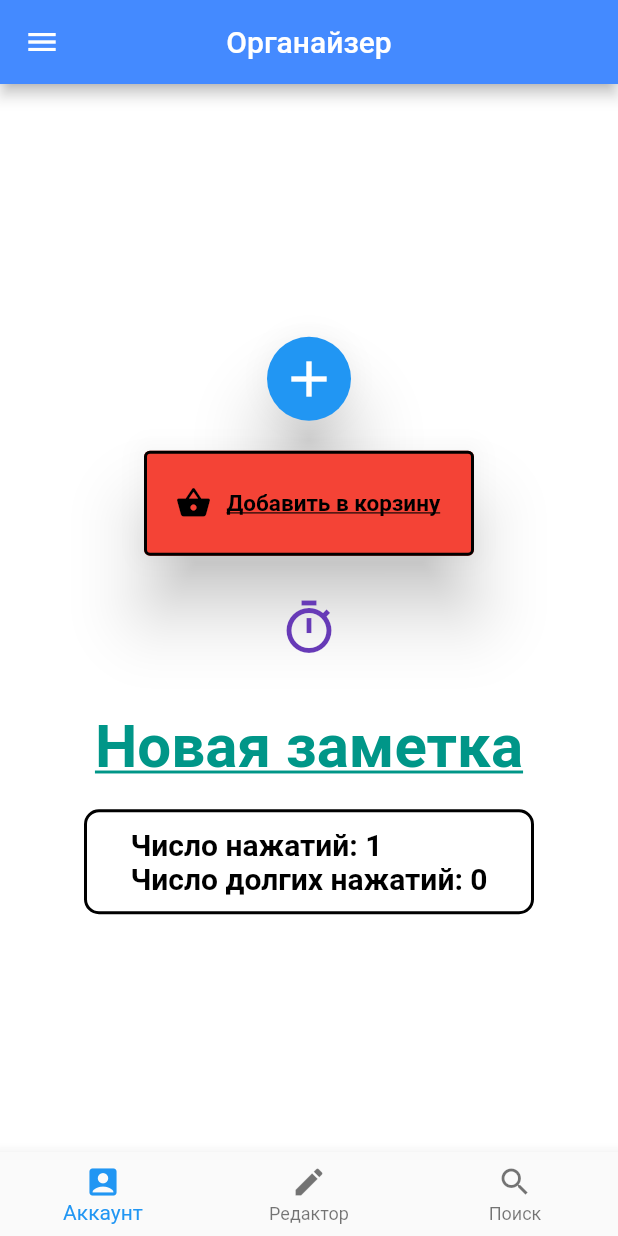
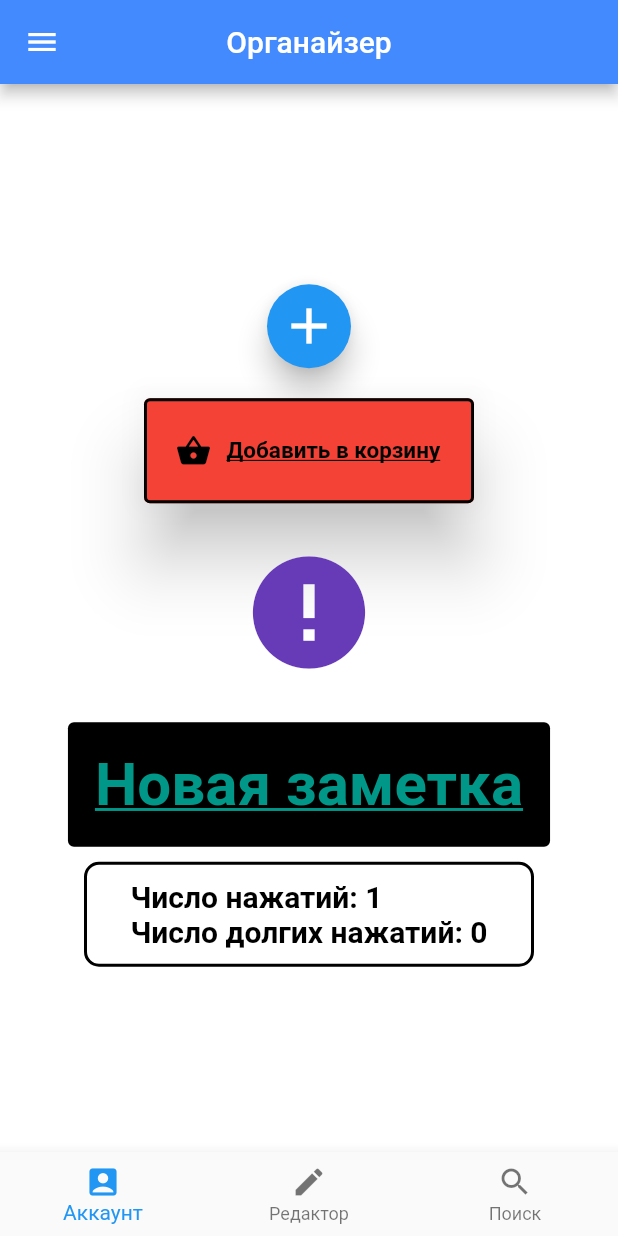
Before and after one commit to kirillnepomiluev/FlutterLessonsStemford, a Flutter app: the screen it shows after launch, after a tap on the "add" icon, on a phone screen of 412 x 824 dp. Run offline on Flutter 3.47's test engine with Material 2 defaults, Android fonts, the phone set to English and light mode, and no system bars.

Commit message:
после урока 28

```diff
--- a/lib/main.dart
+++ b/lib/main.dart
@@ -212,7 +212,7 @@ class _LessonsState extends State<Lessons> {
                   /// дело, так как она входит в одно из полей виджета
                   /// Scaffold(). Рассмотри подробнее её свойства.
 
-                  elevation: 20,
+                  elevation: 8,
 
                   /// Свойство, меняющее уровень подъема кнопки
                   /// над плоскостью экрана.
@@ -227,7 +227,7 @@ class _LessonsState extends State<Lessons> {
                   /// Свойство, отвечающее за
                   /// цвет дочернего элемента кнопки.
 
-                  splashColor: Colors.blueAccent,
+                  splashColor: Colors.redAccent,
 
                   /// Свойство, отвечающее за
                   /// цвет всплеска кнопки при нажатии.
@@ -237,7 +237,7 @@ class _LessonsState extends State<Lessons> {
                       /// Свойство, описывающее
                       /// действие, совершаемое при нажатии кнопки.
 
-                      x = x + 1;
+                      x ++;
                     });
                   },
 
@@ -253,7 +253,7 @@ class _LessonsState extends State<Lessons> {
                 ),
               ),
               Padding(
-                padding: EdgeInsets.all(10),
+                padding: const EdgeInsets.all(10),
                 child: SizedBox(
                   width: 220,
                   height: 70,
@@ -281,7 +281,7 @@ class _LessonsState extends State<Lessons> {
                       });
                     },
 
-                    style: ButtonStyle(
+                    style:  ButtonStyle(
                       /// Свойство, отвечающее за стиль текста.
 
                       side: MaterialStateProperty.all(
@@ -293,7 +293,7 @@ class _LessonsState extends State<Lessons> {
                       elevation: MaterialStateProperty.all(20),
                       backgroundColor: MaterialStateProperty.all(Colors.red),
                       foregroundColor: MaterialStateProperty.all(Colors.black),
-                      overlayColor: MaterialStateProperty.all(Colors.redAccent),
+                      overlayColor: MaterialStateProperty.all(Colors.black12),
 
                       /// Свойство, отвечающее за цвет всплеска кнопки при
                       /// нажатии.
@@ -325,12 +325,12 @@ class _LessonsState extends State<Lessons> {
 
                     /// Третий тип кнопок - IconButton().
 
-                    iconSize: 40,
+                    iconSize: 90,
 
                     /// Свойство, отвечающее за размер иконки.
 
                     color: Colors.deepPurple,
-                    splashRadius: 30,
+                    splashRadius: 90,
                     // Свойство, отвечающее за радиус всплеска,
                     // появляющегося при нажатии на кнопку.
 
@@ -341,7 +341,7 @@ class _LessonsState extends State<Lessons> {
                       });
                     },
                     icon: const Icon(
-                        Icons.timer_outlined) // Свойство, содержащее в себе
+                        Icons.error) // Свойство, содержащее в себе
                     // иконку
                     ),
               ),
@@ -359,9 +359,10 @@ class _LessonsState extends State<Lessons> {
                       y = y + 1;
                     });
                   },
-                  child: const Text("Новая заметка"), // Свойство, содержащее в себе
+                  child: Container( padding: EdgeInsets.all(10),
+                      child: const Text("Новая заметка")), // Свойство, содержащее в себе
                   // текст кнопки
-                  style: ButtonStyle(
+                  style: ButtonStyle(backgroundColor:  MaterialStateProperty.all(Colors.black) ,
                     foregroundColor: MaterialStateProperty.all(Colors.teal),
                     textStyle: MaterialStateProperty.all(const TextStyle(
                       fontSize: 40,
```
